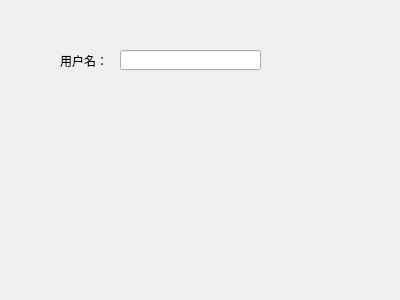
Before: the Qt Designer form LANChat/accountsetwidget.ui in mAndisan/turbo-guide, drawn with Qt 5.
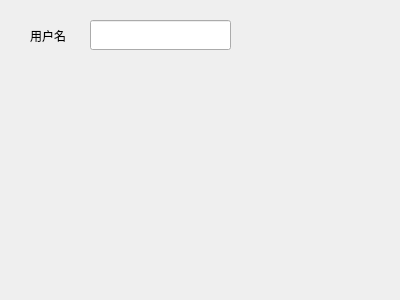
After: the same form once the commit is applied.

What changed in the file:
```diff
--- a/LANChat/accountsetwidget.ui
+++ b/LANChat/accountsetwidget.ui
@@ -22,25 +22,31 @@
   <widget class="QLabel" name="labelUserName">
    <property name="geometry">
     <rect>
-     <x>60</x>
-     <y>50</y>
+     <x>30</x>
+     <y>20</y>
      <width>51</width>
-     <height>21</height>
+     <height>31</height>
     </rect>
    </property>
    <property name="text">
-    <string>用户名：</string>
+    <string>用户名</string>
    </property>
   </widget>
   <widget class="QLineEdit" name="lineEdit_UserName">
    <property name="geometry">
     <rect>
-     <x>120</x>
-     <y>50</y>
+     <x>90</x>
+     <y>20</y>
      <width>141</width>
-     <height>20</height>
+     <height>30</height>
     </rect>
    </property>
+   <property name="minimumSize">
+    <size>
+     <width>0</width>
+     <height>30</height>
+    </size>
+   </property>
   </widget>
  </widget>
  <layoutdefault spacing="6" margin="11"/>
```
